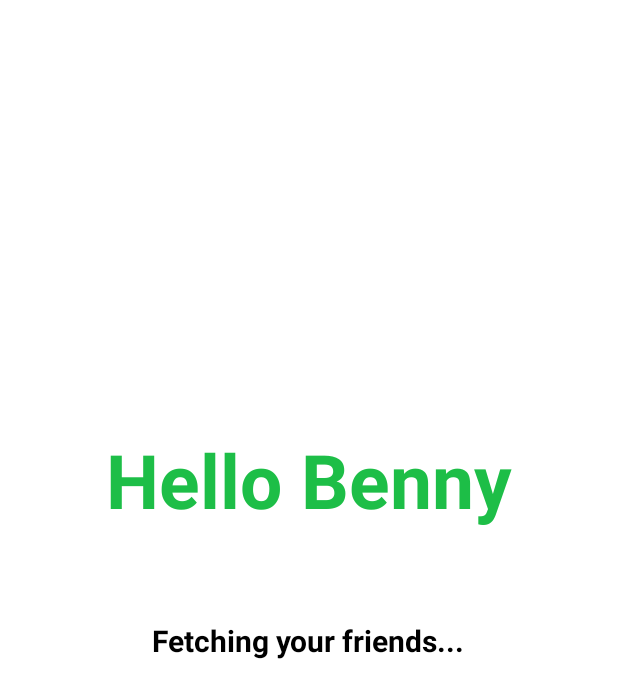
After one commit to joshuajgomez/chatdaemon, an Android app: the layout fragment_register_welcome.xml on its own in the app's theme, with its tools: preview values and no code run, on a phone screen of 412 x 824 dp. The commit adds this screen. Shown: the top 698 px of the screen. Run offline under Robolectric (Android 15) with nearby library versions, the light colour scheme and no system bars.

Commit message:
Adding progress text to contact loading

```diff
--- a/app/src/main/java/com/joshgm3z/chatdaemon/presentation/register/IRegisterPresenter.java
+++ b/app/src/main/java/com/joshgm3z/chatdaemon/presentation/register/IRegisterPresenter.java
@@ -13,4 +13,6 @@ public interface IRegisterPresenter {
     void newUser(String phoneNumber);
 
     void onUserAdded(User user);
+
+    void contactFetchComplete();
 }
--- a/app/src/main/java/com/joshgm3z/chatdaemon/presentation/register/IRegisterView.java
+++ b/app/src/main/java/com/joshgm3z/chatdaemon/presentation/register/IRegisterView.java
@@ -8,4 +8,8 @@ public interface IRegisterView {
 
     void showRegisterNameScreen(String phoneNumber);
 
+    void showLoadingScreen(String userName);
+
+    void checkPermission();
+
 }
--- a/app/src/main/java/com/joshgm3z/chatdaemon/presentation/register/RegisterModel.java
+++ b/app/src/main/java/com/joshgm3z/chatdaemon/presentation/register/RegisterModel.java
@@ -95,6 +95,7 @@ public class RegisterModel implements IRegisterModel {
                                 // User registered
                                 DocumentSnapshot documentSnapshot = result.getDocuments().get(0);
                                 User user = PojoBuilder.getUser(documentSnapshot);
+                                SharedPrefs.getInstance(mContext).setUser(user);
                                 mRegisterPresenter.userFound(user);
 
                             } else {
--- /dev/null
+++ b/app/src/main/java/com/joshgm3z/chatdaemon/presentation/register/welcome/IProgressUpdateListener.java
@@ -0,0 +1,5 @@
+package com.joshgm3z.chatdaemon.presentation.register.welcome;
+
+public interface IProgressUpdateListener {
+        void onProgressUpdate(int progress);
+    }
--- a/app/src/main/res/layout/fragment_register_phone.xml
+++ b/app/src/main/res/layout/fragment_register_phone.xml
@@ -14,10 +14,6 @@
         android:orientation="vertical"
         android:padding="30dp">
 
-        <ImageView
-            android:layout_width="100dp"
-            android:layout_height="100dp"
-            android:src="@mipmap/ic_launcher_round" />
 
         <TextView
             android:layout_width="wrap_content"
--- /dev/null
+++ b/app/src/main/res/layout/fragment_register_welcome.xml
@@ -0,0 +1,50 @@
+<?xml version="1.0" encoding="utf-8"?>
+<FrameLayout xmlns:android="http://schemas.android.com/apk/res/android"
+    xmlns:tools="http://schemas.android.com/tools"
+    android:layout_width="match_parent"
+    android:layout_height="match_parent"
+    android:background="@color/white"
+    android:clickable="true"
+    tools:context=".presentation.register.welcome.RegisterCompleteFragment">
+
+    <LinearLayout
+        android:layout_width="match_parent"
+        android:layout_height="match_parent"
+        android:gravity="center"
+        android:orientation="vertical"
+        android:padding="30dp">
+
+
+        <TextView
+            android:id="@+id/tv_hello"
+            android:layout_width="wrap_content"
+            android:layout_height="wrap_content"
+            android:text="Hello Benny"
+            android:textAlignment="center"
+            android:textColor="@color/green"
+            android:textSize="50sp"
+            android:textStyle="bold" />
+
+
+        <TextView
+            android:layout_width="wrap_content"
+            android:layout_height="wrap_content"
+            android:layout_marginTop="60dp"
+            android:text="Fetching your friends..."
+            android:textAlignment="center"
+            android:textColor="@color/black"
+            android:textSize="20sp"
+            android:textStyle="bold" />
+
+        <TextView
+            android:id="@+id/tv_progress"
+            android:layout_marginTop="30dp"
+            android:layout_width="wrap_content"
+            android:layout_height="wrap_content"
+            android:textColor="@color/green"
+            android:textSize="50sp"
+            android:textStyle="bold|italic" />
+
+    </LinearLayout>
+
+</FrameLayout>
--- a/app/src/main/res/values/strings.xml
+++ b/app/src/main/res/values/strings.xml
@@ -8,4 +8,7 @@
     <string name="enter_phone_number">Please enter your phone number</string>
     <string name="phone_number_prefix">+91</string>
     <string name="enter_phone_name">Please enter your name</string>
+
+    <!-- TODO: Remove or change this placeholder text -->
+    <string name="hello_blank_fragment">Hello blank fragment</string>
 </resources>
```
Also changed, not shown: app/src/main/java/com/joshgm3z/chatdaemon/common/utils/ContactFetcher.java (+45 -11 lines), app/src/main/java/com/joshgm3z/chatdaemon/presentation/home/HomeActivity.java (+17 -4 lines), app/src/main/java/com/joshgm3z/chatdaemon/presentation/register/RegisterActivity.java (+105 -1 lines), app/src/main/java/com/joshgm3z/chatdaemon/presentation/register/RegisterPresenter.java (+18 -3 lines), app/src/main/java/com/joshgm3z/chatdaemon/presentation/register/welcome/RegisterCompleteFragment.java (added, +79 -0 lines), 1 other file.
